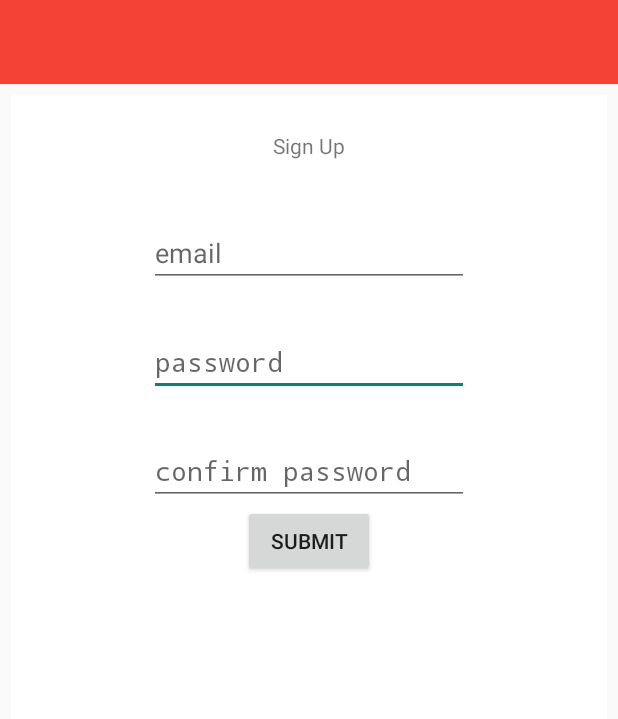
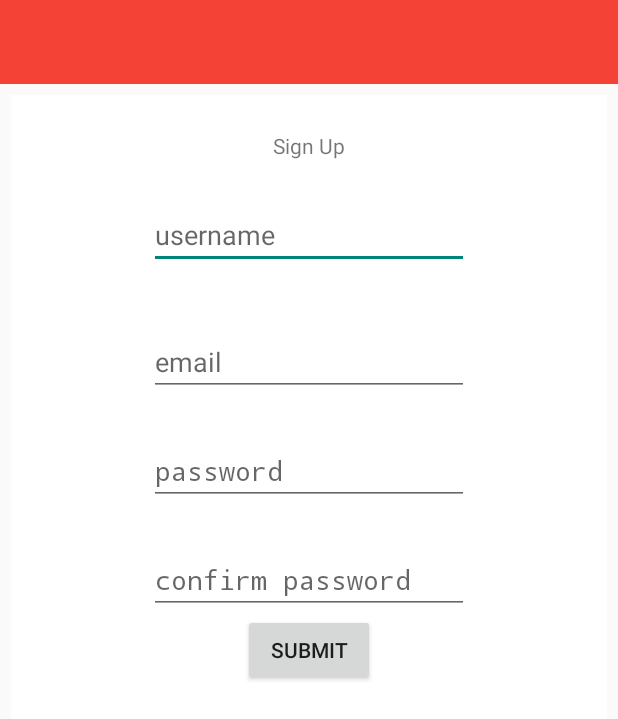
Before and after one commit to FutureProg/Caster, an Android app: the SignUpActivity screen opened directly, with no data from a screen before it, on a phone screen of 412 x 824 dp. Shown: the top 719 px of the screen. Run offline under Robolectric (Android 15) with nearby library versions, the phone set to English and light mode, and no system bars.

```diff
--- a/Caster_Android/app/src/main/java/com/caster/caster_android/SignInActivity.java
+++ b/Caster_Android/app/src/main/java/com/caster/caster_android/SignInActivity.java
@@ -58,5 +58,5 @@ public class SignInActivity extends Activity {
             e.printStackTrace();
         }
         finish();
-    };
+    }
 }
--- a/Caster_Android/app/src/main/res/layout/sign_up_layout.xml
+++ b/Caster_Android/app/src/main/res/layout/sign_up_layout.xml
@@ -21,6 +21,16 @@
             android:layout_alignParentTop="true"
             android:layout_centerHorizontal="true"
             android:layout_marginTop="31dp" />
+
+        <EditText
+            android:layout_width="wrap_content"
+            android:layout_height="wrap_content"
+            android:ems="10"
+            android:id="@+id/sign_up_username_field"
+            android:layout_below="@+id/sign_up_textview"
+            android:layout_centerHorizontal="true"
+            android:layout_marginTop="27dp"
+            android:hint="username" />
 
         <EditText
             android:layout_width="wrap_content"
@@ -51,7 +61,7 @@
             android:ems="10"
             android:id="@+id/sign_up_email_field"
             android:layout_marginTop="39dp"
-            android:layout_below="@+id/sign_up_textview"
+            android:layout_below="@+id/sign_up_username_field"
             android:layout_alignStart="@+id/sign_up_password_field"
             android:hint="email" />
 
```
Also changed, not shown: Caster_Android/app/src/main/java/com/caster/caster_android/utils/Bin.java (+18 -0 lines), Caster_Android/app/src/main/java/com/caster/caster_android/views/SignUpActivity.java (+19 -1 lines).
